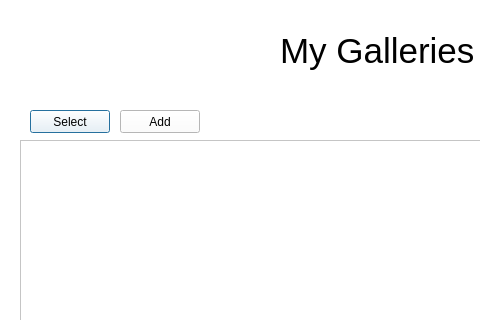
Gambo2907/Proyecto-3---GalleryTEC, file galleriesdialog.ui: the form before one commit; both pictures show x 0 to 480 and y 0 to 320 of the 800 by 600 pixel window.
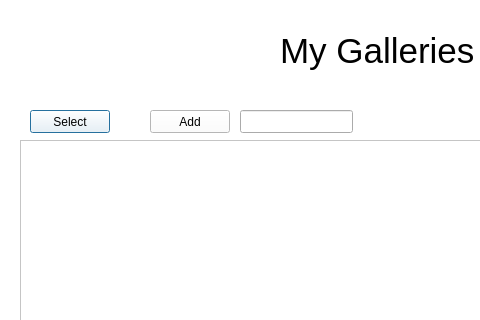
The form after the commit.

Commit message: visualizer buttons function

Patch:
```diff
--- a/galleriesdialog.ui
+++ b/galleriesdialog.ui
@@ -46,6 +46,14 @@
 QPushButton#pushButton_Gback{
 background: white;
 color: black
+}
+QLineEdt#lineEdit_newGallery{
+backbround: white;
+color: black
+}
+QPushButton#pushButton_show{
+background: white;
+color: black
 }</string>
   </property>
   <widget class="QLabel" name="label_Gtitle">
@@ -92,7 +100,7 @@
   <widget class="QPushButton" name="pushButton_GAdd">
    <property name="geometry">
     <rect>
-     <x>120</x>
+     <x>150</x>
      <y>110</y>
      <width>80</width>
      <height>23</height>
@@ -115,6 +123,16 @@
     <string>Back</string>
    </property>
   </widget>
+  <widget class="QLineEdit" name="lineEdit_newGallery">
+   <property name="geometry">
+    <rect>
+     <x>240</x>
+     <y>110</y>
+     <width>113</width>
+     <height>23</height>
+    </rect>
+   </property>
+  </widget>
  </widget>
  <resources/>
  <connections/>
```
The commit also changes 20 other files.
